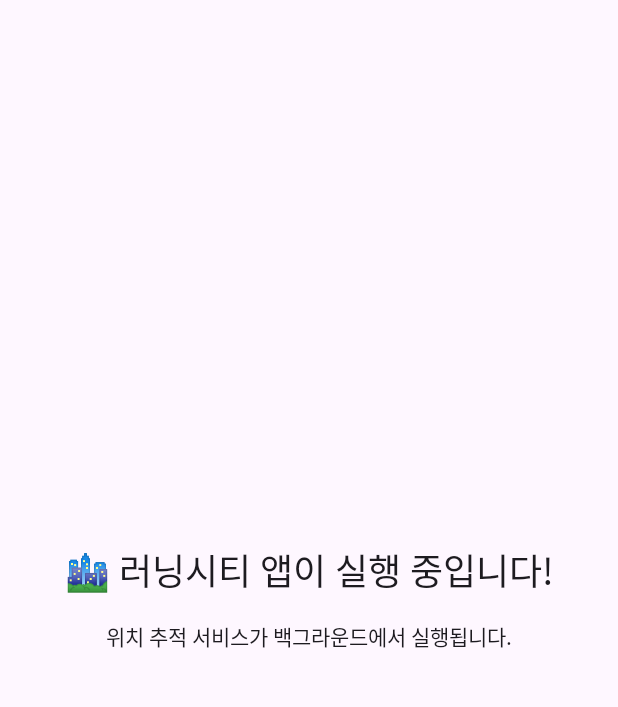
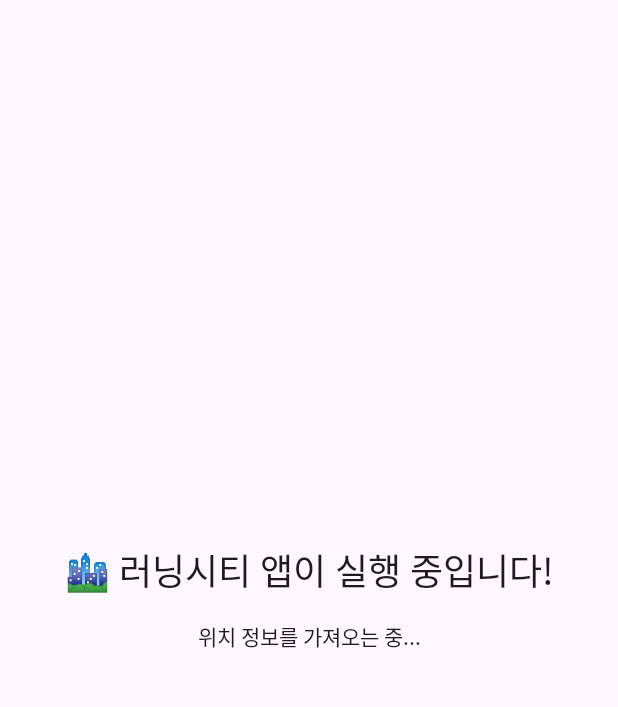
Before and after one commit to jihoo1018/runningcity, an Android app built with Jetpack Compose: the screen it shows after launch (MainActivity), on a phone screen of 412 x 824 dp, the part 69-776 px from its top. Run offline under Robolectric (Android 15) with nearby library versions, the phone set to English and light mode, and no system bars.

Commit message:
-Fix: GPS 송신 앱 현재위치 화면 표시(S13P31A405-101)

```diff
--- a/android/app/src/main/java/com/runningcity/location/LocationService.kt
+++ b/android/app/src/main/java/com/runningcity/location/LocationService.kt
@@ -62,6 +62,12 @@ class LocationService : Service() {
                     serviceScope.launch {
                         uploader.sendLocation(location)
                     }
+
+                    // 화면 업데이트용 브로드캐스트 전송
+                    val intent = Intent("LOCATION_UPDATE")
+                    intent.putExtra("latitude", location.latitude)
+                    intent.putExtra("longitude", location.longitude)
+                    sendBroadcast(intent)
                 }
             }
         }
--- a/android/app/src/main/java/com/runningcity/network/api/LocationApiService.kt
+++ b/android/app/src/main/java/com/runningcity/network/api/LocationApiService.kt
@@ -12,7 +12,7 @@ import retrofit2.http.POST
  */
 interface LocationApiService {
 
-    @POST("/api/v1/api/location")
+    @POST("/api/v1/location")
     suspend fun sendLocation(
         @Body request: LocationRequest
     ): Response<Unit> // 본문이 필요 없는 경우 Response<Unit> 사용
--- a/android/app/src/main/java/com/runningcity/ui/MainActivity.kt
+++ b/android/app/src/main/java/com/runningcity/ui/MainActivity.kt
@@ -1,7 +1,10 @@
 package com.runningcity
 
 import android.Manifest
+import android.content.BroadcastReceiver
+import android.content.Context
 import android.content.Intent
+import android.content.IntentFilter
 import android.os.Build
 import android.os.Bundle
 import androidx.activity.ComponentActivity
@@ -12,6 +15,7 @@ import androidx.compose.material3.*
 import androidx.compose.runtime.*
 import androidx.compose.ui.Alignment
 import androidx.compose.ui.Modifier
+import androidx.compose.ui.platform.LocalContext
 import androidx.compose.ui.unit.dp
 import com.runningcity.location.LocationService
 
@@ -52,10 +56,29 @@ class MainActivity : ComponentActivity() {
 @OptIn(ExperimentalMaterial3Api::class)
 @Composable
 fun RunningCityMainScreen() {
+    var latitude by remember { mutableStateOf<Double?>(null) }
+    var longitude by remember { mutableStateOf<Double?>(null) }
+
+    val context = LocalContext.current
+
+    // BroadcastReceiver 등록
+    DisposableEffect(Unit) {
+        val receiver = object : BroadcastReceiver() {
+            override fun onReceive(context: Context?, intent: Intent?) {
+                latitude = intent?.getDoubleExtra("latitude", 0.0)
+                longitude = intent?.getDoubleExtra("longitude", 0.0)
+            }
+        }
+        val filter = IntentFilter("LOCATION_UPDATE")
+        context.registerReceiver(receiver, filter)
+
+        onDispose {
+            context.unregisterReceiver(receiver)
+        }
+    }
+
     Scaffold(
-        topBar = {
-            CenterAlignedTopAppBar(title = { Text("RunningCity") })
-        }
+        topBar = { CenterAlignedTopAppBar(title = { Text("RunningCity") }) }
     ) { innerPadding ->
         Column(
             modifier = Modifier
@@ -66,7 +89,14 @@ fun RunningCityMainScreen() {
         ) {
             Text("🏙️ 러닝시티 앱이 실행 중입니다!", style = MaterialTheme.typography.headlineSmall)
             Spacer(modifier = Modifier.height(16.dp))
-            Text("위치 추적 서비스가 백그라운드에서 실행됩니다.")
+
+            if (latitude != null && longitude != null) {
+                Text("📍 현재 위치")
+                Text("위도: %.6f".format(latitude))
+                Text("경도: %.6f".format(longitude))
+            } else {
+                Text("위치 정보를 가져오는 중...")
+            }
         }
     }
 }
```
